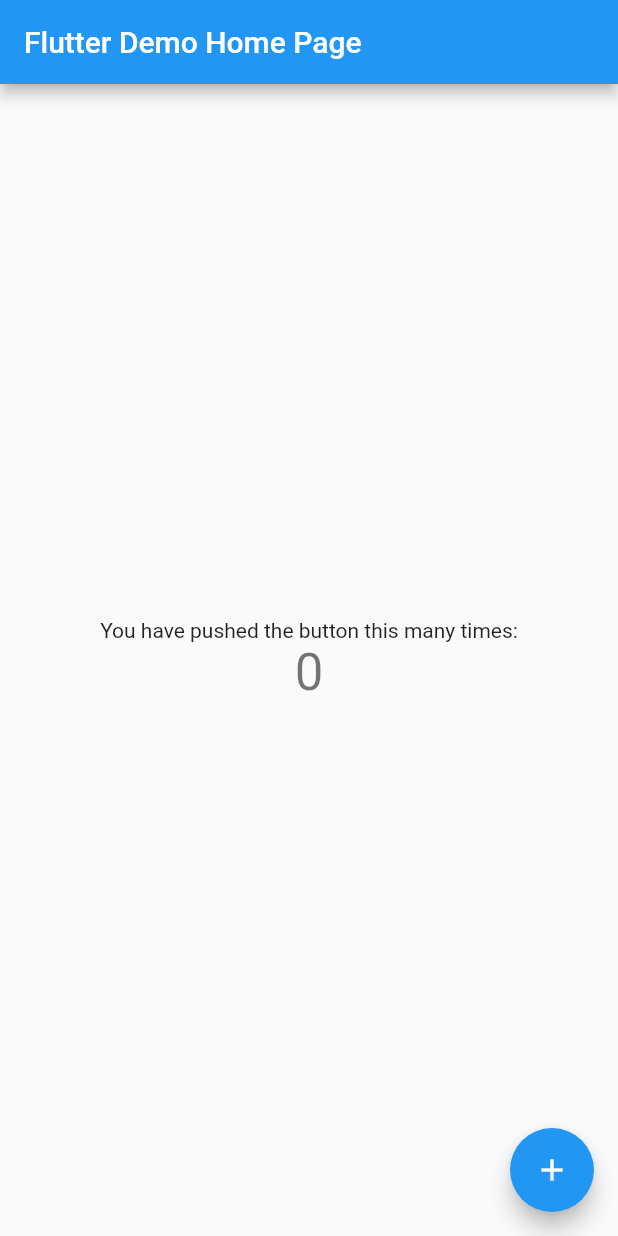
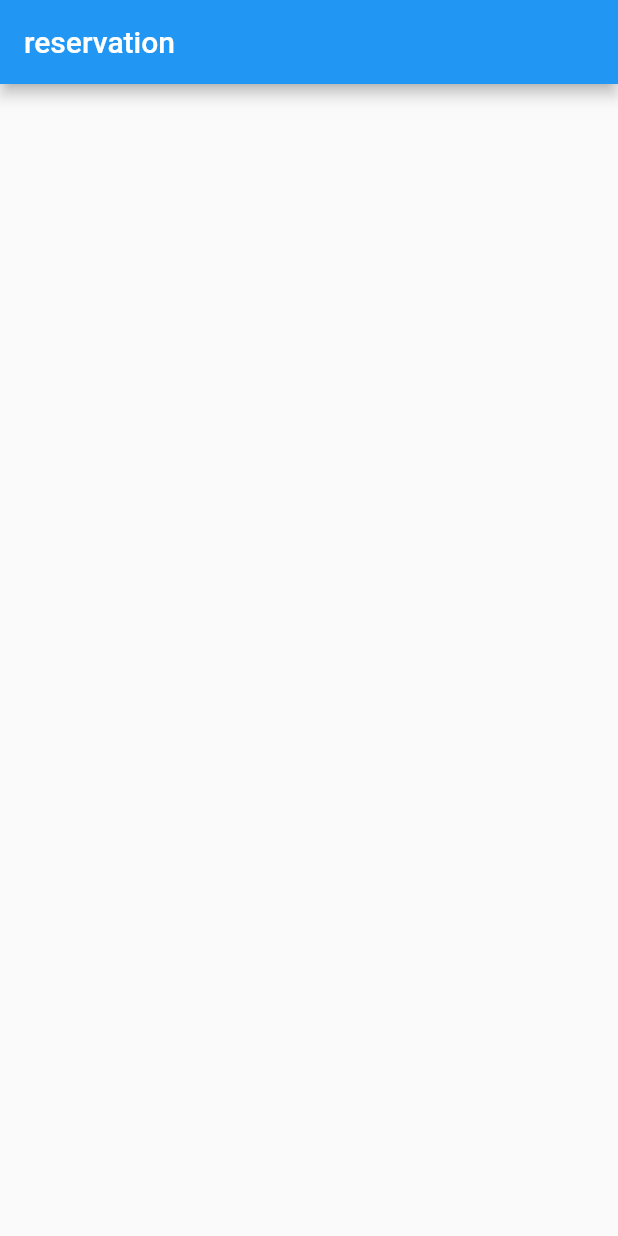
Before and after one commit to gwni0214/reservation, a Flutter app: the screen it shows after launch, on a phone screen of 412 x 824 dp. Run offline on Flutter 3.47's test engine with Material 2 defaults, Android fonts, the phone set to English and light mode, and no system bars.

Commit message:
파일구조 프로토

```diff
--- a/reservation_test/analysis_options.yaml
+++ b/reservation_test/analysis_options.yaml
@@ -7,7 +7,7 @@
 
 # The following line activates a set of recommended lints for Flutter apps,
 # packages, and plugins designed to encourage good coding practices.
-include: package:flutter_lints/flutter.yaml
+# include: package:flutter_lints/flutter.yaml
 
 linter:
   # The lint rules applied to this project can be customized in the
@@ -24,6 +24,5 @@
   rules:
     # avoid_print: false  # Uncomment to disable the `avoid_print` rule
     # prefer_single_quotes: true  # Uncomment to enable the `prefer_single_quotes` rule
-
 # Additional information about this file can be found at
 # https://dart.dev/guides/language/analysis-options
--- a/reservation_test/lib/main.dart
+++ b/reservation_test/lib/main.dart
@@ -1,115 +1,19 @@
 import 'package:flutter/material.dart';
+import 'package:reservation_test/pages/login/login.dart';
 
 void main() {
-  runApp(const MyApp());
+  runApp(MyApp());
 }
 
 class MyApp extends StatelessWidget {
   const MyApp({Key? key}) : super(key: key);
 
-  // This widget is the root of your application.
   @override
   Widget build(BuildContext context) {
     return MaterialApp(
-      title: 'Flutter Demo',
-      theme: ThemeData(
-        // This is the theme of your application.
-        //
-        // Try running your application with "flutter run". You'll see the
-        // application has a blue toolbar. Then, without quitting the app, try
-        // changing the primarySwatch below to Colors.green and then invoke
-        // "hot reload" (press "r" in the console where you ran "flutter run",
-        // or simply save your changes to "hot reload" in a Flutter IDE).
-        // Notice that the counter didn't reset back to zero; the application
-        // is not restarted.
-        primarySwatch: Colors.blue,
-      ),
-      home: const MyHomePage(title: 'Flutter Demo Home Page'),
+      title: 'reservation',
+      theme: ThemeData(primarySwatch: Colors.blue),
+      home: Login(),
     );
   }
 }
-
-class MyHomePage extends StatefulWidget {
-  const MyHomePage({Key? key, required this.title}) : super(key: key);
-
-  // This widget is the home page of your application. It is stateful, meaning
-  // that it has a State object (defined below) that contains fields that affect
-  // how it looks.
-
-  // This class is the configuration for the state. It holds the values (in this
-  // case the title) provided by the parent (in this case the App widget) and
-  // used by the build method of the State. Fields in a Widget subclass are
-  // always marked "final".
-
-  final String title;
-
-  @override
-  State<MyHomePage> createState() => _MyHomePageState();
-}
-
-class _MyHomePageState extends State<MyHomePage> {
-  int _counter = 0;
-
-  void _incrementCounter() {
-    setState(() {
-      // This call to setState tells the Flutter framework that something has
-      // changed in this State, which causes it to rerun the build method below
-      // so that the display can reflect the updated values. If we changed
-      // _counter without calling setState(), then the build method would not be
-      // called again, and so nothing would appear to happen.
-      _counter++;
-    });
-  }
-
-  @override
-  Widget build(BuildContext context) {
-    // This method is rerun every time setState is called, for instance as done
-    // by the _incrementCounter method above.
-    //
-    // The Flutter framework has been optimized to make rerunning build methods
-    // fast, so that you can just rebuild anything that needs updating rather
-    // than having to individually change instances of widgets.
-    return Scaffold(
-      appBar: AppBar(
-        // Here we take the value from the MyHomePage object that was created by
-        // the App.build method, and use it to set our appbar title.
-        title: Text(widget.title),
-      ),
-      body: Center(
-        // Center is a layout widget. It takes a single child and positions it
-        // in the middle of the parent.
-        child: Column(
-          // Column is also a layout widget. It takes a list of children and
-          // arranges them vertically. By default, it sizes itself to fit its
-          // children horizontally, and tries to be as tall as its parent.
-          //
-          // Invoke "debug painting" (press "p" in the console, choose the
-          // "Toggle Debug Paint" action from the Flutter Inspector in Android
-          // Studio, or the "Toggle Debug Paint" command in Visual Studio Code)
-          // to see the wireframe for each widget.
-          //
-          // Column has various properties to control how it sizes itself and
-          // how it positions its children. Here we use mainAxisAlignment to
-          // center the children vertically; the main axis here is the vertical
-          // axis because Columns are vertical (the cross axis would be
-          // horizontal).
-          mainAxisAlignment: MainAxisAlignment.center,
-          children: <Widget>[
-            const Text(
-              'You have pushed the button this many times:',
-            ),
-            Text(
-              '$_counter',
-              style: Theme.of(context).textTheme.headline4,
-            ),
-          ],
-        ),
-      ),
-      floatingActionButton: FloatingActionButton(
-        onPressed: _incrementCounter,
-        tooltip: 'Increment',
-        child: const Icon(Icons.add),
-      ), // This trailing comma makes auto-formatting nicer for build methods.
-    );
-  }
-}
--- /dev/null
+++ b/reservation_test/lib/pages/login/login.dart
@@ -0,0 +1,12 @@
+import 'package:flutter/material.dart';
+
+class Login extends StatelessWidget {
+  const Login({Key? key}) : super(key: key);
+
+  @override
+  Widget build(BuildContext context) {
+    return Scaffold(
+      appBar: AppBar(title: Text('reservation')),
+    );
+  }
+}
```
Also changed, not shown: reservation_test/lib/controllers/controller.dart (added), reservation_test/lib/models/model.dart (added), reservation_test/lib/pages/main/home.dart (added), reservation_test/lib/pages/reserve/reserve_main.dart (added), reservation_test/lib/pages/reserve/reserve_modify.dart (added), reservation_test/lib/pages/reserve/reserve_view.dart (added), reservation_test/lib/pages/reserve/reserve_write.dart (added), reservation_test/lib/pages/wifi/wifi.dart (added).
